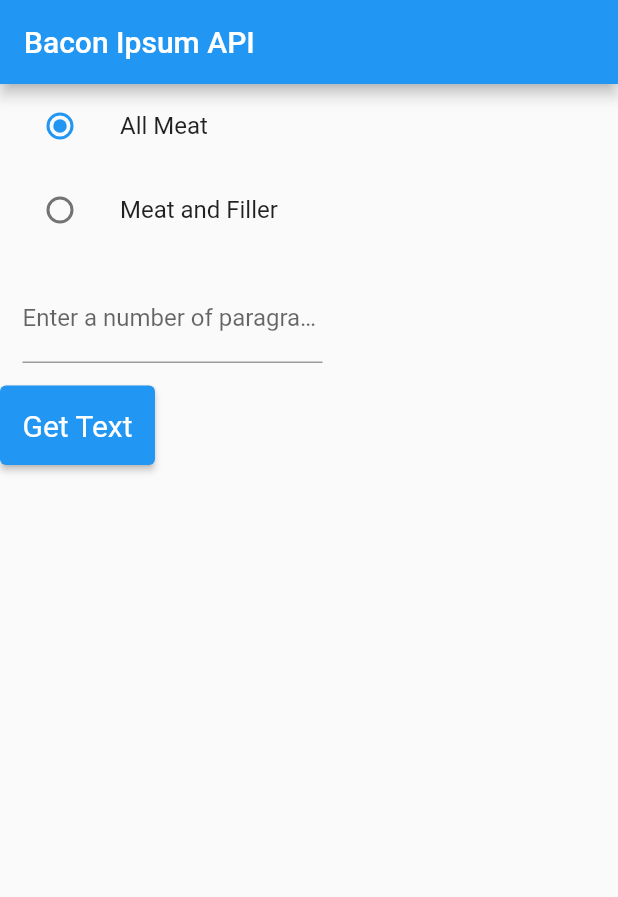
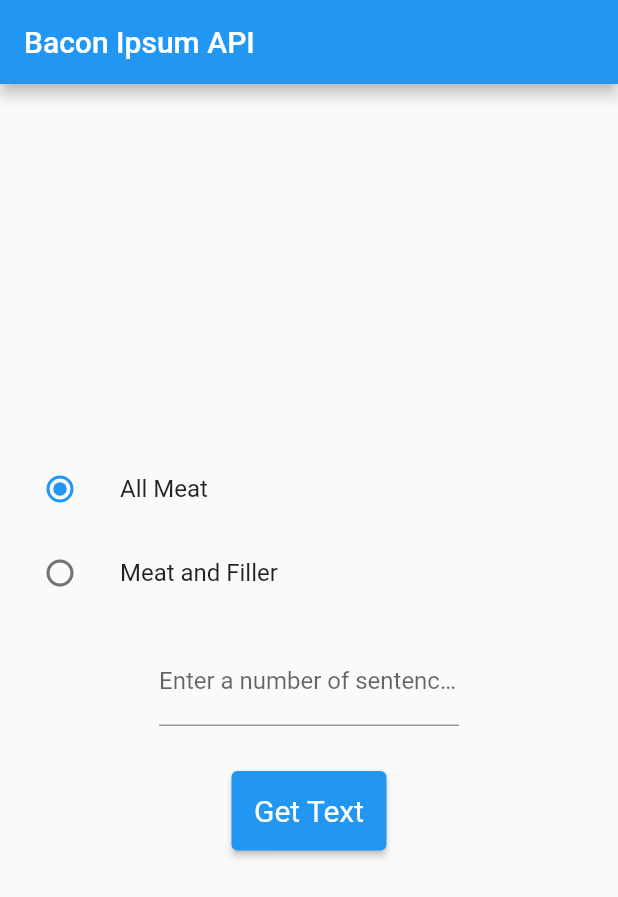
Before and after one commit to llogvinov/flutter, a Flutter app: the screen it shows after launch, after a tap on "Get Text", on a phone screen of 412 x 824 dp. Shown: the top 897 px of the screen. Run offline on Flutter 3.47's test engine with Material 2 defaults, Android fonts, the phone set to English and light mode, and no system bars; our stand-ins replace validators.

Commit message:
added deisgn and back button

```diff
--- a/logvinov_lab_2/lib/first_page.dart
+++ b/logvinov_lab_2/lib/first_page.dart
@@ -1,6 +1,7 @@
 import 'package:flutter/material.dart';
 import 'package:flutter/services.dart';
 import 'second_page.dart';
+import 'package:validators/validators.dart';
 
 class HomePage extends StatelessWidget {
   const HomePage({Key? key}) : super(key: key);
@@ -32,6 +33,7 @@
 
 class _MyStatefulWidgetState extends State<MyStatefulWidget> {
   final _controller = TextEditingController();
+  bool _textError = false;
 
   MeatType? _type = MeatType.allMeat;
   int? _sentences = 1;
@@ -45,10 +47,11 @@
   @override
   Widget build(BuildContext context) {
     return Column(
-      mainAxisAlignment: MainAxisAlignment.start,
-      crossAxisAlignment: CrossAxisAlignment.start,
+      mainAxisAlignment: MainAxisAlignment.center,
+      crossAxisAlignment: CrossAxisAlignment.center,
       children: <Widget>[
-        ListTile(
+        Center(
+          child: ListTile(
             title: const Text('All Meat'),
             leading: Radio<MeatType>(
               value: MeatType.allMeat,
@@ -60,7 +63,9 @@
               },
             ),
           ),
-        ListTile(
+        ),
+        Center(
+          child: ListTile(
             title: const Text('Meat and Filler'),
             leading: Radio<MeatType>(
               value: MeatType.meatAndFiller,
@@ -72,27 +77,44 @@
               },
             ),
           ),
+        ),
         Padding(
             padding: const EdgeInsets.all(15.0),
             child: SizedBox(
               width: 200.0,
               child: TextField(
                 controller: _controller,
-                decoration: const InputDecoration(
-                    labelText: "Enter a number of paragraphs"),
+                decoration: InputDecoration(
+                    labelText: "Enter a number of sentences",
+                    errorText: _textError
+                        ? 'Paste the number between 1 and 15'
+                        : null),
                 keyboardType: TextInputType.number,
                 inputFormatters: <TextInputFormatter>[
                   FilteringTextInputFormatter.digitsOnly
                 ],
               ),
             )),
-        ElevatedButton(
+        Padding(
+            padding: const EdgeInsets.all(15.0),
+            child: ElevatedButton(
                 style: ElevatedButton.styleFrom(
                     padding: const EdgeInsets.all(15.0),
                     textStyle: const TextStyle(fontSize: 20)),
                 child: const Text("Get Text"),
                 onPressed: () {
                   _sentences = int.parse(_controller.text);
+
+                  if (_controller.text.isEmpty ||
+                      _sentences! < 1 ||
+                      _sentences! > 15) {
+                    setState(() {
+                      _textError = true;
+                    });
+                  } else {
+                    setState(() {
+                      _textError = false;
+                    });
 
                     String finalType = "all-meat";
                     switch (_type) {
@@ -111,7 +133,8 @@
                             TextPage(type: finalType, sentences: _sentences)));
 
                     _controller.clear();
-            }),
+                  }
+                })),
       ],
     );
   }
```
Also changed, not shown: logvinov_lab_2/lib/second_page.dart (+18 -3 lines). Lines whose indentation alone changed are shown as unchanged.
